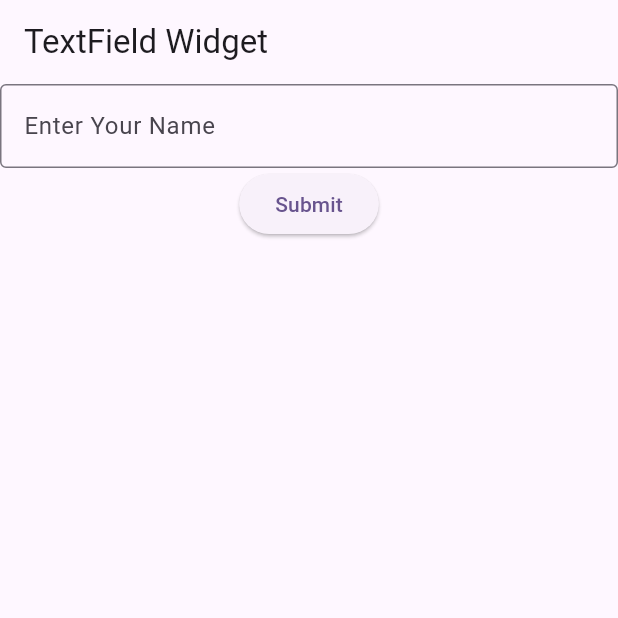
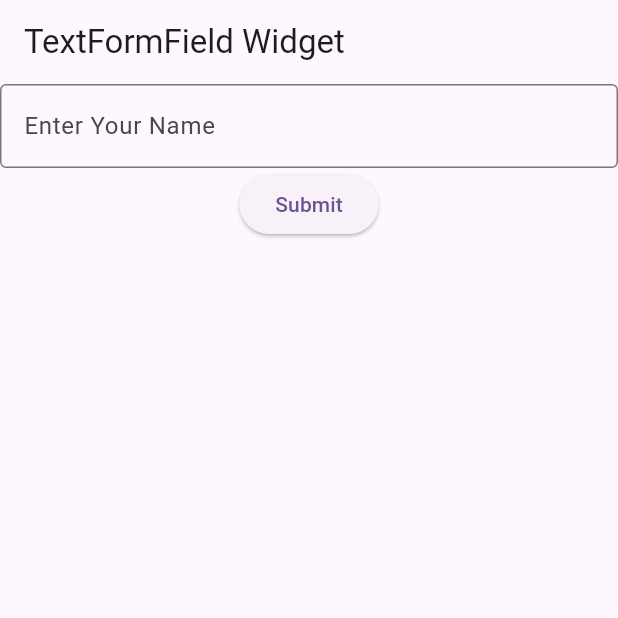
Before and after one commit to MohamedAliShaltoot/Apply-on-widgets, a Flutter app: the screen it shows after launch, on a phone screen of 412 x 824 dp, the top half of it. Run offline on Flutter 3.47's test engine with Material 3 defaults, Android fonts, the phone set to English and light mode, and no system bars; our stand-ins replace shared_preferences.

Commit message:
add text form field with validor and form widget and formkey with navigator

```diff
--- a/lib/main.dart
+++ b/lib/main.dart
@@ -1,4 +1,5 @@
 import 'package:flutter/material.dart';
+import 'package:flutter_application_2/widgets/text_form_field.dart';
 
 
 import 'widgets/home_screen.dart';
@@ -31,7 +32,7 @@ class MyApp extends StatelessWidget {
         useMaterial3: true,
       ),
       // home:  HomeScreen(),
-      home:  const TextFieldWidget (),
+      home:  const TextFormFieldWidget (),
 
     );
   }
--- /dev/null
+++ b/lib/widgets/text_form_field.dart
@@ -0,0 +1,39 @@
+import 'package:flutter/material.dart';
+import 'package:flutter_application_2/widgets/text_field.dart';
+
+class TextFormFieldWidget extends StatelessWidget {
+  const TextFormFieldWidget({super.key});
+
+  @override
+  Widget build(BuildContext context) {
+    GlobalKey<FormState> formKey = GlobalKey<FormState>();
+    return Scaffold(
+      appBar: AppBar(
+        title: const Text("TextFormField Widget"),
+      ),
+      body: Form(
+        key: formKey,
+        child: Column(
+          children: [
+             TextFormField(
+              decoration: const InputDecoration(hintText: "Enter Your Name",labelText: "Enter Your Name",border: OutlineInputBorder()),
+             validator: (value){
+               if(value!.isEmpty){
+                 return "Please Enter Name";
+
+               }
+               return null;
+             },
+            ),
+            ElevatedButton(onPressed: () {
+              if(formKey.currentState!.validate()){
+                ScaffoldMessenger.of(context).showSnackBar(const SnackBar(content: Text("Form is Valid")));
+                Navigator.push(context, MaterialPageRoute(builder: (context) => const TextFieldWidget(),));
+              }
+            }, child: const Text("Submit"),),
+          ],
+        ),
+      ),
+    );
+  }
+}
--- a/pubspec.yaml
+++ b/pubspec.yaml
@@ -29,12 +29,11 @@ environment:
 # versions available, run `flutter pub outdated`.
 dependencies:
   shared_preferences: ^2.2.3
-
   cupertino_icons: ^1.0.6
   flutter:
     sdk: flutter
 
-  sqflite: ^2.3.3+1
+  sqflite: ^2.4.1
   url_launcher: ^6.3.0
 
 dev_dependencies:
```
